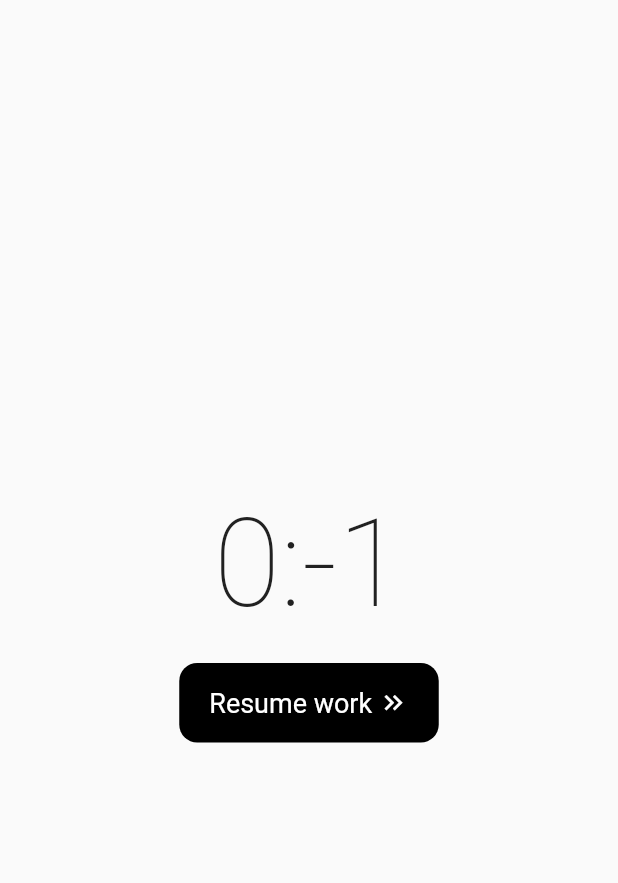
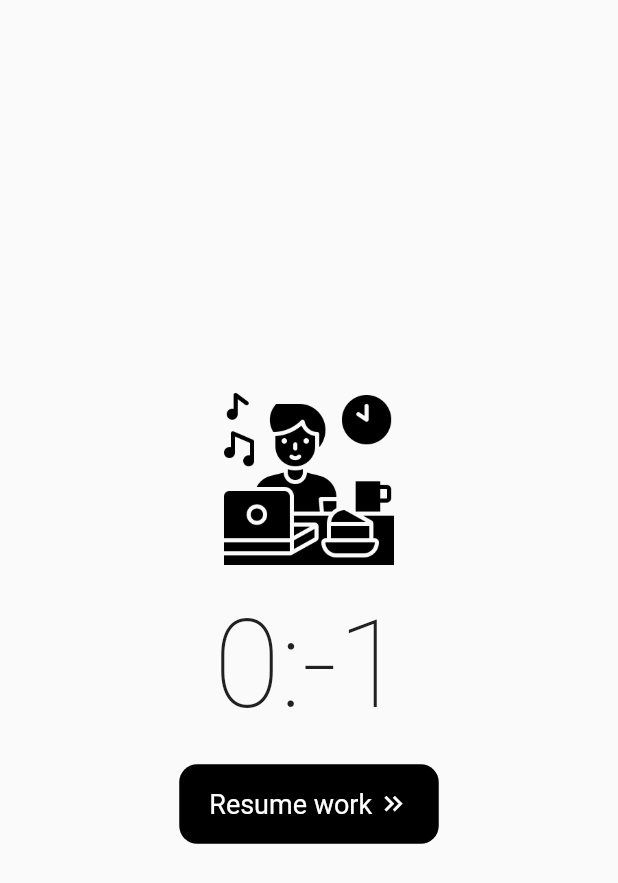
Before and after one commit to Edorin9/owolf, a Flutter app: the _BreakView screen opened directly, on a phone screen of 412 x 824 dp. Shown: the top 883 px of the screen. Run offline on Flutter 3.47's test engine with Material 2 defaults, Android fonts, the light colour scheme and no system bars; our stand-ins replace flutter_bloc, flutter_hooks, freezed_annotation; missing offline and left inert: flutter_ringtone_player; generated files the repository leaves out were written again.

Commit message:
break page image

```diff
--- a/lib/features/break/view/break_page.dart
+++ b/lib/features/break/view/break_page.dart
@@ -43,6 +43,17 @@ class _BreakView extends StatelessWidget {
             child: Column(
               mainAxisAlignment: MainAxisAlignment.center,
               children: [
+                BlocBuilder<BreakBloc, BreakState>(
+                  builder: (context, state) {
+                    return Image.asset(
+                      'assets/break.png',
+                      height: 117,
+                      color: state.isFinished ? Colors.white : Colors.black,
+                      colorBlendMode: BlendMode.srcATop,
+                    );
+                  },
+                ),
+                const SizedBox(height: 18),
                 BlocBuilder<BreakBloc, BreakState>(
                   builder: (context, state) => Text(
                     state.remainingTime.timerFormat,
--- a/pubspec.yaml
+++ b/pubspec.yaml
@@ -29,3 +29,5 @@ dev_dependencies:
 
 flutter:
   uses-material-design: true
+  assets:
+    - assets/
```
Also changed, not shown: assets/break.png (added).
